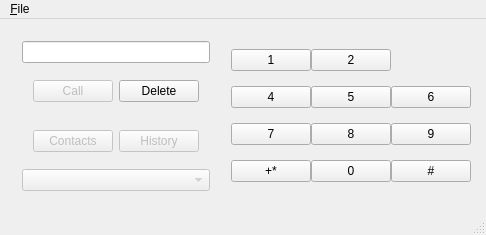
shailesh83/qgvdial, file branches/new-ui/src/MainWindow.ui: the form before one commit.
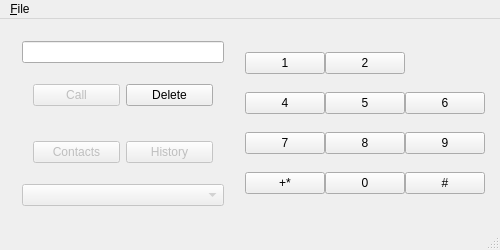
The form after the commit. Icons and pictures are not drawn. Custom widgets are drawn as their Qt base class.

```diff
--- a/branches/new-ui/src/MainWindow.ui
+++ b/branches/new-ui/src/MainWindow.ui
@@ -6,8 +6,8 @@
    <rect>
     <x>0</x>
     <y>0</y>
-    <width>471</width>
-    <height>217</height>
+    <width>500</width>
+    <height>250</height>
    </rect>
   </property>
   <property name="sizePolicy">
@@ -244,8 +244,8 @@
     <rect>
      <x>0</x>
      <y>0</y>
-     <width>471</width>
-     <height>21</height>
+     <width>500</width>
+     <height>23</height>
     </rect>
    </property>
    <widget class="QMenu" name="menu_File">
```
Left out of the diff: 4 changed lines with no effect on the pictures.
